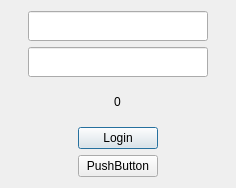
Old version of the form view/loginPage.ui in the repository RuyOllivere/interfacePython.
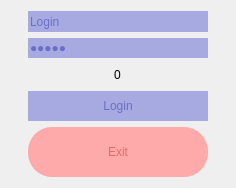
New version of the form.

Diff of the .ui file:
```diff
--- a/view/loginPage.ui
+++ b/view/loginPage.ui
@@ -13,6 +13,11 @@
   <property name="windowTitle">
    <string>Dialog</string>
   </property>
+  <property name="styleSheet">
+   <string notr="true">.textBox{
+	background-color: #fff
+}</string>
+  </property>
   <layout class="QVBoxLayout" name="verticalLayout_2">
    <item>
     <layout class="QVBoxLayout" name="verticalLayout">
@@ -30,6 +35,14 @@
          <height>30</height>
         </size>
        </property>
+       <property name="styleSheet">
+        <string notr="true">border-radius: 24px;
+background-color: #A7AAE1;
+color: #696FC7;</string>
+       </property>
+       <property name="text">
+        <string>Login</string>
+       </property>
       </widget>
      </item>
      <item alignment="Qt::AlignHCenter">
@@ -46,6 +59,14 @@
          <height>30</height>
         </size>
        </property>
+       <property name="styleSheet">
+        <string notr="true">border-radius: 24px;
+background-color: #A7AAE1;
+color: #696FC7;</string>
+       </property>
+       <property name="text">
+        <string>Teste</string>
+       </property>
        <property name="echoMode">
         <enum>QLineEdit::Password</enum>
        </property>
@@ -60,6 +81,29 @@
      </item>
      <item alignment="Qt::AlignHCenter">
       <widget class="QPushButton" name="btnClick">
+       <property name="minimumSize">
+        <size>
+         <width>180</width>
+         <height>30</height>
+        </size>
+       </property>
+       <property name="maximumSize">
+        <size>
+         <width>180</width>
+         <height>16777215</height>
+        </size>
+       </property>
+       <property name="styleSheet">
+        <string notr="true">.QPushButton{
+	background-color: #A7AAE1;
+	color: #696FC7;
+	border-radius: 24px;
+	box-shadow: -4px 6px 17px -7px rgba(0,0,0,0.8);
+	transition: .5s;
+
+	cursor: pointer;
+}</string>
+       </property>
        <property name="text">
         <string>Login</string>
        </property>
@@ -67,8 +111,31 @@
      </item>
      <item alignment="Qt::AlignHCenter">
       <widget class="QPushButton" name="btnExit">
+       <property name="minimumSize">
+        <size>
+         <width>180</width>
+         <height>50</height>
+        </size>
+       </property>
+       <property name="maximumSize">
+        <size>
+         <width>16777215</width>
+         <height>50</height>
+        </size>
+       </property>
+       <property name="styleSheet">
+        <string notr="true">
+	background-color: #FFAAAA;
+	border-radius: 24px;
+	box-shadow: none;
+	border: none;
+
+	color: #DD6C6C;
+
+	cursor: pointer;</string>
+       </property>
        <property name="text">
-        <string>PushButton</string>
+        <string>Exit</string>
        </property>
       </widget>
      </item>
```
